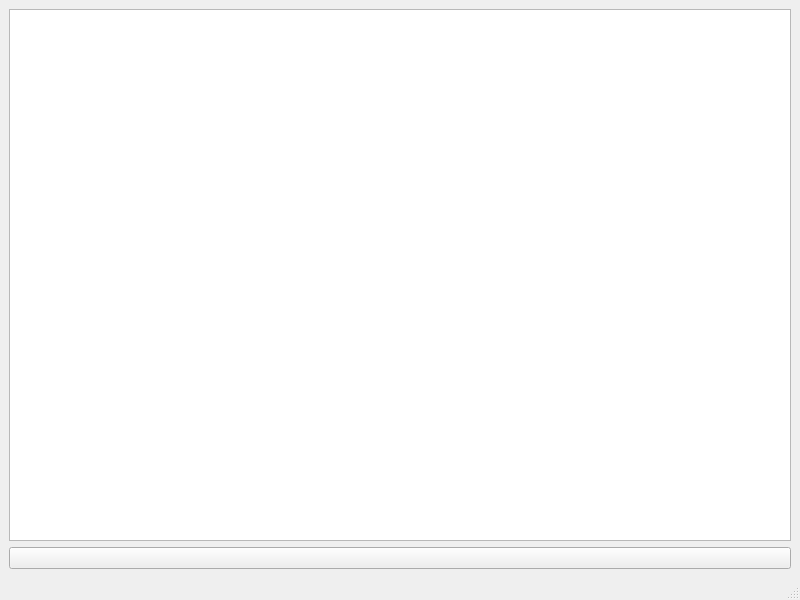
Old version of the form qt-version/PsychologicalAssistant/mainwindow.ui in the repository Shevikina/Psychological-assistant.
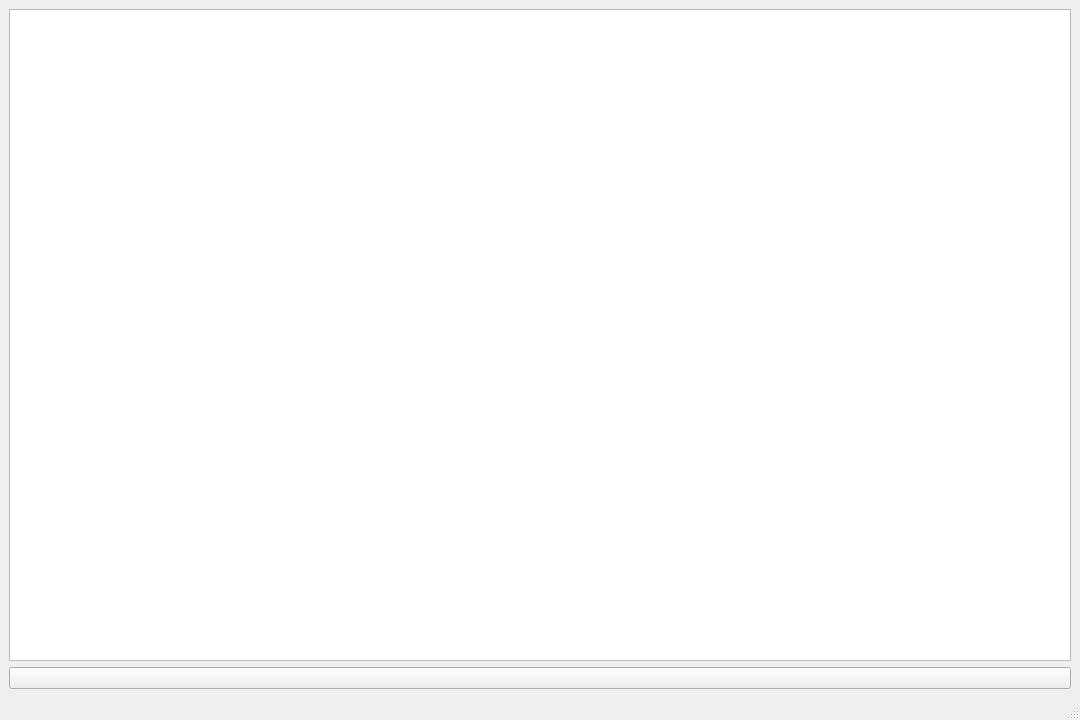
New version of the form. Icons and pictures are not drawn.

Diff of the .ui file:
```diff
--- a/qt-version/PsychologicalAssistant/mainwindow.ui
+++ b/qt-version/PsychologicalAssistant/mainwindow.ui
@@ -6,16 +6,20 @@
    <rect>
     <x>0</x>
     <y>0</y>
-    <width>800</width>
-    <height>600</height>
+    <width>1080</width>
+    <height>720</height>
    </rect>
   </property>
+  <property name="maximumSize">
+   <size>
+    <width>1920</width>
+    <height>1080</height>
+   </size>
+  </property>
   <property name="windowTitle">
    <string>MainWindow</string>
   </property>
   <widget class="QWidget" name="centralwidget">
-   <layout class="QGridLayout" name="gridLayout_2">
-    <item row="0" column="0">
      <layout class="QGridLayout" name="gridLayout">
       <item row="0" column="0">
        <widget class="QTextEdit" name="textEdit">
@@ -36,9 +40,13 @@
          <iconset>
           <normaloff>heart.png</normaloff>heart.png</iconset>
         </property>
-       </widget>
-      </item>
-     </layout>
+      <property name="iconSize">
+       <size>
+        <width>100</width>
+        <height>100</height>
+       </size>
+      </property>
+     </widget>
     </item>
    </layout>
   </widget>
```
Lines whose indentation alone changed are shown as unchanged.
